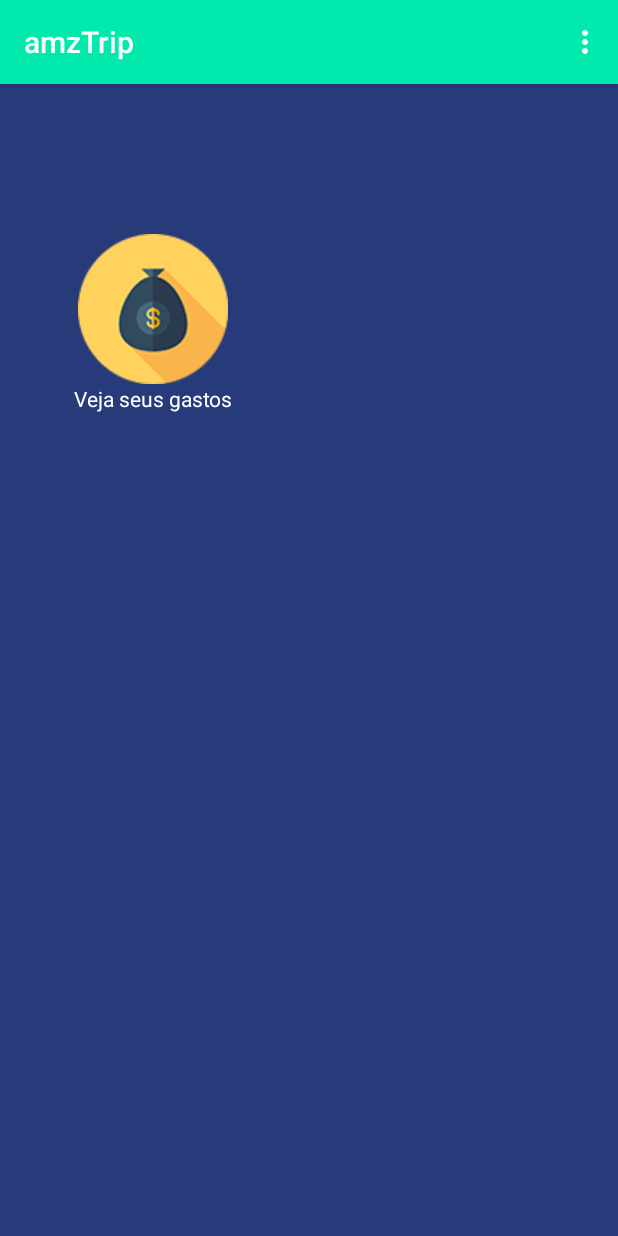
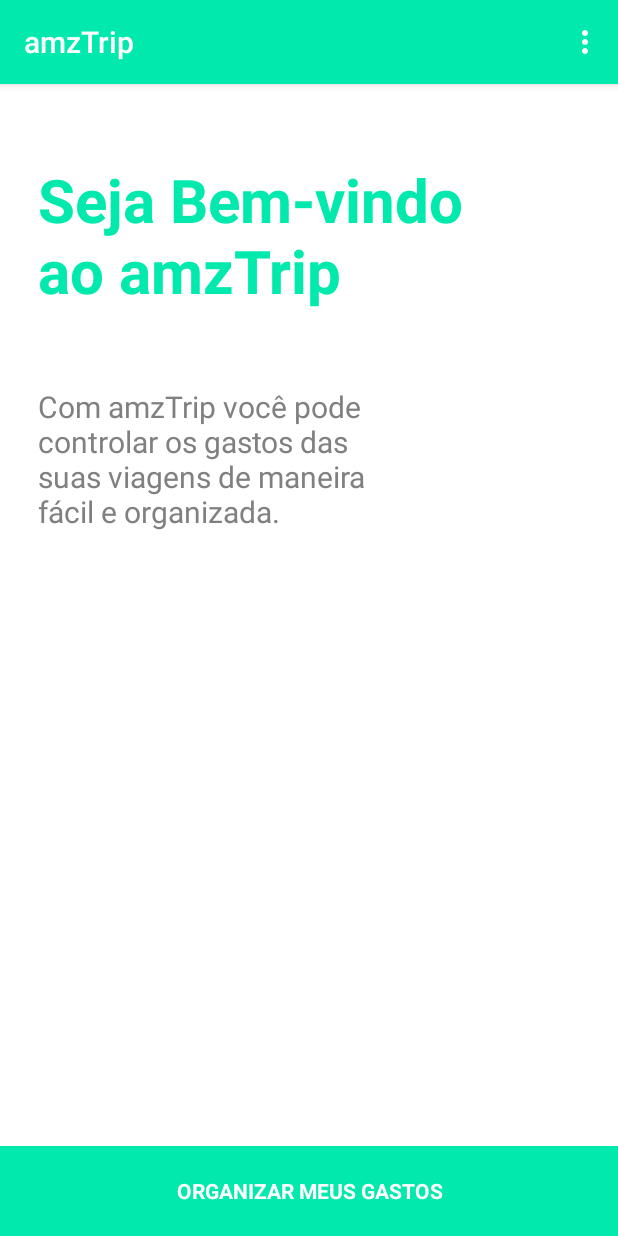
Before and after one commit to GabrieuGarcia/amzTrip3, an Android app: the DashboardActivity screen opened directly, with no data from a screen before it, on a phone screen of 412 x 824 dp. Run offline under Robolectric (Android 15) with nearby library versions, the phone set to English and light mode, and no system bars; our stand-ins replace ButterKnife.

Commit message:
Layout e funcionalidades atualizados e correções de bugs

```diff
--- a/app/src/main/java/amztrip/cursoandroid/com/amztrip/db/DatabaseHelper.java
+++ b/app/src/main/java/amztrip/cursoandroid/com/amztrip/db/DatabaseHelper.java
@@ -43,7 +43,7 @@ public class DatabaseHelper extends SQLiteOpenHelper {
 
         db.execSQL("CREATE TABLE " + GASTO + " (_id INTEGER PRIMARY KEY AUTOINCREMENT," +
                 " categoria TEXT, data DATE, valor DOUBLE," +
-                " descricao TEXT, local TEXT, viagem_id INTEGER," +
+                " tipo TEXT, local TEXT, viagem_id INTEGER," +
                 " FOREIGN KEY(viagem_id) REFERENCES viagem(_id));");
     }
 
--- a/app/src/main/java/amztrip/cursoandroid/com/amztrip/ui/DashboardActivity.java
+++ b/app/src/main/java/amztrip/cursoandroid/com/amztrip/ui/DashboardActivity.java
@@ -8,8 +8,12 @@ import android.view.Menu;
 import android.view.MenuInflater;
 import android.view.MenuItem;
 import android.view.View;
+import android.widget.LinearLayout;
 
 import amztrip.cursoandroid.com.amztrip.R;
+import butterknife.BindView;
+import butterknife.ButterKnife;
+import butterknife.OnClick;
 
 /**
  * Created by Gabriel on 13/03/17.
@@ -17,6 +21,8 @@ import amztrip.cursoandroid.com.amztrip.R;
 
 public class DashboardActivity extends AppCompatActivity{
 
+    @BindView(R.id.gastos)
+    LinearLayout llGastos;
 
 
     @Override
@@ -24,21 +30,17 @@ public class DashboardActivity extends AppCompatActivity{
         super.onCreate(savedInstanceState);
         setContentView(R.layout.activity_dashboard);
 
+        ButterKnife.bind(this);
+
     }
 
-    public void selecionarOpcao (View view) {
 
-        //com base na view que foi clicada iremos tomar a ação
+    @OnClick(R.id.gastos)
+    public void onClickGastos(View view) {
+        startActivity(new Intent(this, GastoListActivity.class));
+    }
 
-        switch (view.getId()) {
 
-            case R.id.gastos:
-                startActivity(new Intent(this, GastoListActivity.class));
-            break;
-
-        }
-
-    }
 
     @Override
     public boolean onCreateOptionsMenu(Menu menu) {
--- a/app/src/main/java/amztrip/cursoandroid/com/amztrip/ui/GastoListActivity.java
+++ b/app/src/main/java/amztrip/cursoandroid/com/amztrip/ui/GastoListActivity.java
@@ -10,7 +10,7 @@ import android.widget.ListView;
 import java.util.ArrayList;
 
 import amztrip.cursoandroid.com.amztrip.R;
-import amztrip.cursoandroid.com.amztrip.dao.BoaViagemDAO;
+import amztrip.cursoandroid.com.amztrip.dao.AmzTripDAO;
 import amztrip.cursoandroid.com.amztrip.model.GastoModel;
 import amztrip.cursoandroid.com.amztrip.ui.adapter.GastoAdapter;
 import butterknife.BindView;
@@ -27,7 +27,7 @@ public class GastoListActivity extends AppCompatActivity {
 
     private GastoAdapter gastoAdapter;
     private ArrayList<GastoModel> gastoList;
-    private BoaViagemDAO dao;
+    private AmzTripDAO dao;
 
     @Override
     protected void onCreate(Bundle savedInstanceState) {
@@ -51,7 +51,7 @@ public class GastoListActivity extends AppCompatActivity {
     }
 
     private void atualizaGastos() {
-        dao = new BoaViagemDAO(this);
+        dao = new AmzTripDAO(this);
         gastoList = new ArrayList<>();
 
         gastoList = dao.listaGastos();
--- a/app/src/main/res/layout/activity_dashboard.xml
+++ b/app/src/main/res/layout/activity_dashboard.xml
@@ -1,27 +1,62 @@
 <?xml version="1.0" encoding="utf-8"?>
 <RelativeLayout
-
     xmlns:android="http://schemas.android.com/apk/res/android"
     xmlns:app="http://schemas.android.com/apk/res-auto"
     android:layout_width="match_parent"
     android:layout_height="match_parent"
-    android:background="#273b7a">
+    android:orientation="vertical"
+    android:background="@color/colorWhite">
 
-    <TextView
+    <LinearLayout
+        android:layout_width="match_parent"
+        android:layout_height="wrap_content"
+        android:orientation="vertical"
+        android:layout_weight="30">
+
+        <TextView
+            android:layout_width="match_parent"
+            android:layout_height="wrap_content"
+            android:paddingLeft="@dimen/margin_default"
+            android:paddingTop="@dimen/margin_big"
+            android:text="Seja Bem-vindo\nao amzTrip"
+            android:textColor="@color/colorPrimary"
+            android:textSize="@dimen/text_size_title"
+            android:textStyle="bold" />
+
+        <TextView
+            android:layout_width="match_parent"
+            android:layout_height="wrap_content"
+            android:paddingTop="@dimen/margin_big"
+            android:paddingLeft="@dimen/margin_default"
+            android:paddingRight="150dp"
+            android:textSize="@dimen/text_size_default"
+            android:textColor="@color/colorMidGray"
+            android:text="Com amzTrip você pode controlar os gastos das suas viagens de maneira fácil e organizada."/>
+
+    </LinearLayout>
+
+
+    <LinearLayout
         android:id="@+id/gastos"
-        android:layout_width="wrap_content"
-        android:layout_height="wrap_content"
-        android:layout_marginLeft="49dp"
-        android:layout_marginTop="100dp"
-        android:textAlignment="center"
-        android:text="Veja seus gastos"
-        android:textColor="#ffffff"
-        android:drawableTop="@drawable/novo_custo"
-        android:clickable="true"
-        android:onClick="selecionarOpcao"
-        android:layout_alignParentTop="true"
-        android:layout_alignParentLeft="true"
-        android:layout_alignParentStart="true"
-        android:layout_marginStart="49dp" />
+        android:layout_width="match_parent"
+        android:layout_height="@dimen/size_60"
+        android:layout_weight="1"
+        android:layout_alignParentBottom="true"
+        android:background="@color/colorPrimary"
+        android:onClick="onclick_gastos"
+        android:gravity="center"
+        android:orientation="horizontal"
+        android:padding="@dimen/margin_small">
+
+        <TextView
+            android:layout_width="match_parent"
+            android:layout_height="wrap_content"
+            android:text="ORGANIZAR MEUS GASTOS"
+            android:gravity="center"
+            android:textColor="@color/colorWhite"
+            android:textStyle="bold" />
+
+    </LinearLayout>
+
 
 </RelativeLayout>
--- a/app/src/main/res/layout/activity_nova_viagem.xml
+++ b/app/src/main/res/layout/activity_nova_viagem.xml
@@ -21,7 +21,7 @@
             <View
                 android:layout_width="match_parent"
                 android:layout_height="wrap_content"
-                android:background="@color/colorGreenNewTrip" />
+                android:background="@color/colorPrimary" />
 
             <ImageView
                 android:layout_width="match_parent"
@@ -121,7 +121,7 @@
                     <!--&lt;!&ndash;&lt;!&ndash;&lt;!&ndash;android:layout_marginLeft="20dp"&ndash;&gt;&ndash;&gt;&ndash;&gt;-->
                     <!--&lt;!&ndash;&lt;!&ndash;&lt;!&ndash;android:layout_marginTop="5dp"&ndash;&gt;&ndash;&gt;&ndash;&gt;-->
                     <!--&lt;!&ndash;&lt;!&ndash;&lt;!&ndash;android:onClick="selecionarData"&ndash;&gt;&ndash;&gt;&ndash;&gt;-->
-                    <!--&lt;!&ndash;&lt;!&ndash;&lt;!&ndash;android:background="@color/colorGreenNewTrip"&ndash;&gt;&ndash;&gt;&ndash;&gt;-->
+                    <!--&lt;!&ndash;&lt;!&ndash;&lt;!&ndash;android:background="@color/#01e9ac"&ndash;&gt;&ndash;&gt;&ndash;&gt;-->
                     <!--&lt;!&ndash;&lt;!&ndash;&lt;!&ndash;android:inputType="date"&ndash;&gt;&ndash;&gt;&ndash;&gt;-->
                     <!--&lt;!&ndash;&lt;!&ndash;&lt;!&ndash;android:text="Selecionar"&ndash;&gt;&ndash;&gt;&ndash;&gt;-->
                     <!--&lt;!&ndash;&lt;!&ndash;&lt;!&ndash;android:textColor="@color/colorWhite" />&ndash;&gt;&ndash;&gt;&ndash;&gt;-->
@@ -212,7 +212,7 @@
             android:layout_marginLeft="@dimen/margin_default"
             android:layout_marginRight="@dimen/margin_default"
             android:layout_marginTop="50dp"
-            android:background="@color/colorGreenNewTrip"
+            android:background="@color/colorPrimary"
             android:text="@string/create_new_trip"
             android:textAllCaps="false"
             android:onClick="salvarViagem"
--- a/app/src/main/res/layout/item_gasto_list.xml
+++ b/app/src/main/res/layout/item_gasto_list.xml
@@ -9,6 +9,7 @@
         android:id="@+id/item_categoria"
         android:layout_width="match_parent"
         android:layout_height="wrap_content"
+        android:textSize="@dimen/text_size_default"
         android:layout_marginTop="@dimen/margin_mid"
         android:layout_weight="1"
         android:text="Categoria" />
@@ -17,7 +18,6 @@
         android:id="@+id/item_valor"
         android:layout_width="match_parent"
         android:layout_height="wrap_content"
-        android:layout_marginBottom="@dimen/margin_mid"
         android:layout_weight="1"
         android:text="Valor" />
 
--- a/app/src/main/res/values/colors.xml
+++ b/app/src/main/res/values/colors.xml
@@ -1,11 +1,11 @@
 <?xml version="1.0" encoding="utf-8"?>
 <resources>
-    <color name="colorPrimary">#3F51B5</color>
+    <color name="colorBlue">#3F51B5</color>
     <color name="colorPrimaryDark">#303F9F</color>
     <color name="colorAccent">#FF4081</color>
 
     <!-- Colours Palette -->
-    <color name="colorGreenNewTrip">#01e9ac</color>
+    <color name="colorPrimary">#01e9ac</color>
     <color name="colorWhite">#FFFFFF</color>
     <color name="colorGrayLightBackground">#f2f2f2</color>
     <color name="colorGrayMidBackground">#e1e1e1</color>
--- a/app/src/main/res/values/dimens.xml
+++ b/app/src/main/res/values/dimens.xml
@@ -3,11 +3,14 @@
     <dimen name="activity_horizontal_margin">16dp</dimen>
     <dimen name="activity_vertical_margin">16dp</dimen>
 
-    <!-- Sizes -->
+    <!-- Text Sizes -->
     <dimen name="text_size_title">40sp</dimen>
+    <dimen name="text_size_medium">30sp</dimen>
+    <dimen name="text_size_default">20sp</dimen>
 
     <!-- Sizes -->
     <dimen name="size_big">200dp</dimen>
+    <dimen name="size_60">60dp</dimen>
     <dimen name="size_default">45dp</dimen>
 
     <!-- Margin Sizes -->
--- a/app/src/main/res/values/styles.xml
+++ b/app/src/main/res/values/styles.xml
@@ -18,7 +18,7 @@
     <!-- Dashboard theme. -->
     <style name="DashboardTheme" parent="Theme.AppCompat.Light.DarkActionBar">
         <!-- Customize your theme here. -->
-        <item name="colorPrimary">@color/colorGreenNewTrip</item>
+        <item name="colorPrimary">@color/colorPrimary</item>
         <item name="colorPrimaryDark">@color/colorPrimaryDark</item>
         <item name="colorAccent">@color/colorAccent</item>
     </style>
```
Also changed, not shown: app/src/main/java/amztrip/cursoandroid/com/amztrip/dao/AmzTripDAO.java (renamed from app/src/main/java/amztrip/cursoandroid/com/amztrip/dao/BoaViagemDAO.java, +8 -3 lines), app/src/main/java/amztrip/cursoandroid/com/amztrip/model/GastoModel.java (+7 -7 lines), app/src/main/java/amztrip/cursoandroid/com/amztrip/ui/GastoActivity.java (+9 -3 lines), app/src/main/res/layout/activity_gasto.xml (+6 -6 lines), app/src/main/res/layout/activity_gasto_list.xml (+9 -3 lines), 1 other file.
